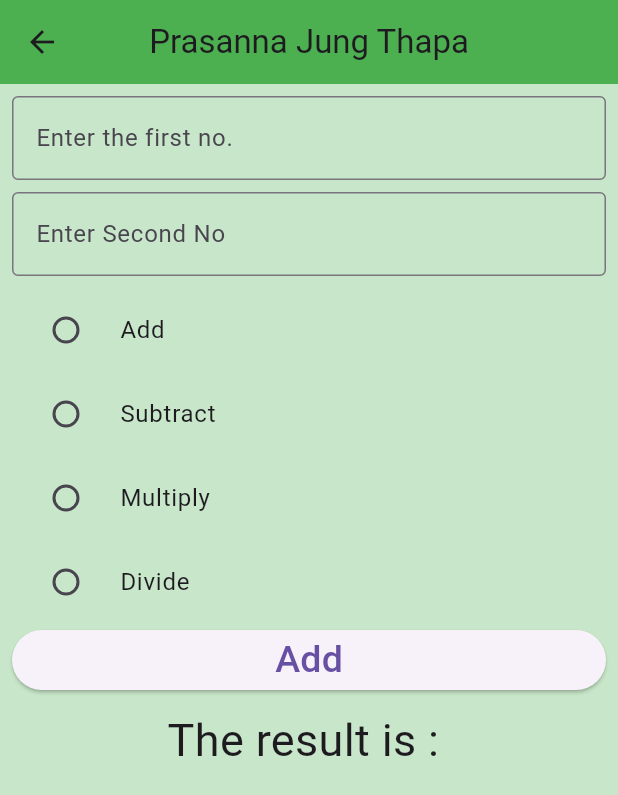
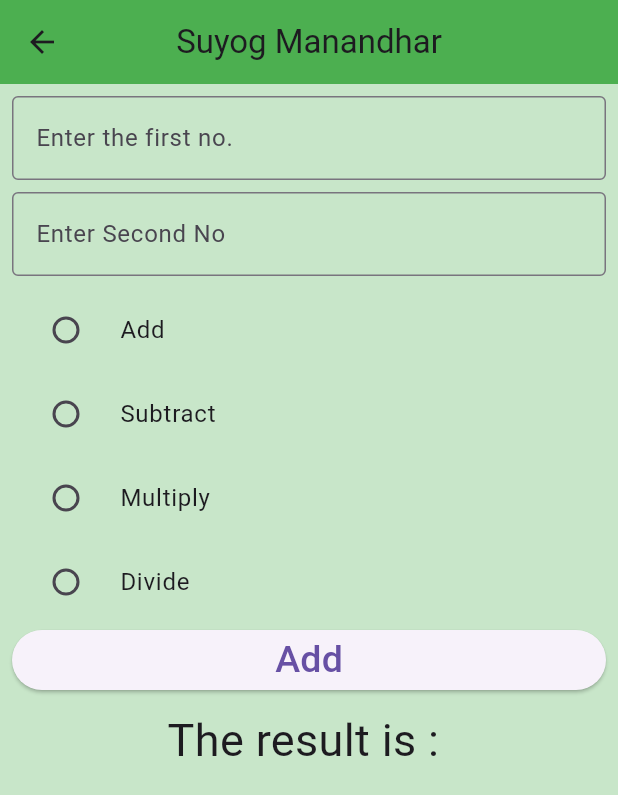
Before and after one commit to suyog100/KiranSirDart, a Flutter app: the ArithmeticScreen screen opened directly, on a phone screen of 412 x 824 dp. Shown: the top 795 px of the screen. Run offline on Flutter 3.47's test engine with Material 3 defaults, Android fonts, the phone set to English and light mode, and no system bars; missing offline and left inert: dart:html; statements that could not run were skipped.

Commit message:
Update arithmetic_screen.dart

```diff
--- a/lib/screens/arithmetic_screen.dart
+++ b/lib/screens/arithmetic_screen.dart
@@ -23,7 +23,7 @@ class _ArithmeticScreenState extends State<ArithmeticScreen> {
     return Scaffold(
       backgroundColor: Colors.green[100],
       appBar: AppBar(
-        title: const Text("Prasanna Jung Thapa"),
+        title: const Text("Suyog Manandhar"),
         backgroundColor: Colors.green,
         centerTitle: true,
         elevation: 0,
```
